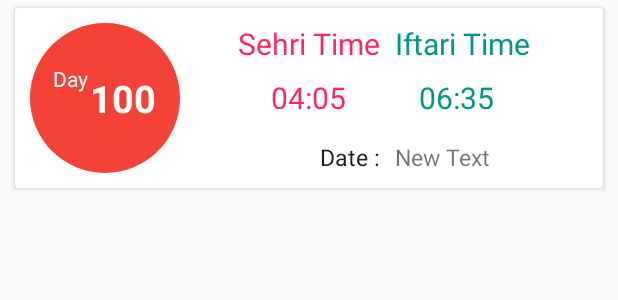
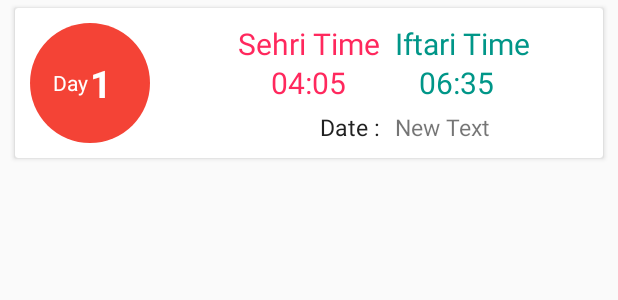
Before and after one commit to winhtaikaung/2015_ramdhantimetable, an Android app: the layout timetable_listitem.xml on its own in the app's theme, with its tools: preview values and no code run, on a phone screen of 412 x 824 dp. Shown: the top 300 px of the screen. Run offline under Robolectric (Android 15) with nearby library versions, the phone set to English and light mode, and no system bars.

Commit message:
Credits and TimeTable View Changed

```diff
--- a/app/src/main/res/layout/timetable_listitem.xml
+++ b/app/src/main/res/layout/timetable_listitem.xml
@@ -24,22 +24,23 @@
         android:layout_height="match_parent">
 
         <TextView
-            android:layout_width="100dp"
+            android:layout_width="80dp"
 
             android:background="@drawable/fab_circle_red"
             android:layout_marginLeft="10dp"
+            android:layout_marginRight="10dp"
 
             android:textAlignment="center"
             android:padding="50dp"
 
 
-            android:layout_height="100dp"
+            android:layout_height="80dp"
             android:id="@+id/textView5" />
         <TextView
             android:id="@+id/tv_main_date"
-            android:layout_width="wrap_content"
+            android:layout_width="match_parent"
 
-            android:text="100"
+            android:text="1"
 
             android:textAlignment="center"
 
@@ -53,7 +54,10 @@
             android:layout_marginStart="40dp"
             android:layout_centerVertical="true"
             android:layout_alignLeft="@+id/textView5"
-            android:layout_alignStart="@+id/textView5" />
+            android:layout_alignStart="@+id/textView5"
+            android:layout_toStartOf="@+id/tv_sehri_time"
+            android:layout_alignRight="@+id/textView5"
+            android:layout_alignEnd="@+id/textView5" />
 
         <TextView
             android:layout_width="wrap_content"
@@ -110,7 +114,7 @@
             android:id="@+id/textView7"
             android:layout_marginLeft="15dp"
             android:layout_marginStart="15dp"
-            android:layout_below="@+id/label_sehritime"
+            android:layout_centerVertical="true"
             android:layout_alignLeft="@+id/textView5"
             android:layout_alignStart="@+id/textView5" />
 
```
Also changed, not shown: app/src/main/java/com/epicmyanmar/jr/ramdhantimetable/MainActivity.java (+3 -22 lines), app/src/main/java/fragments/Fragment_about.java (deleted, +0 -37 lines), app/src/main/res/layout/fragment_about.xml (deleted, +0 -95 lines).
